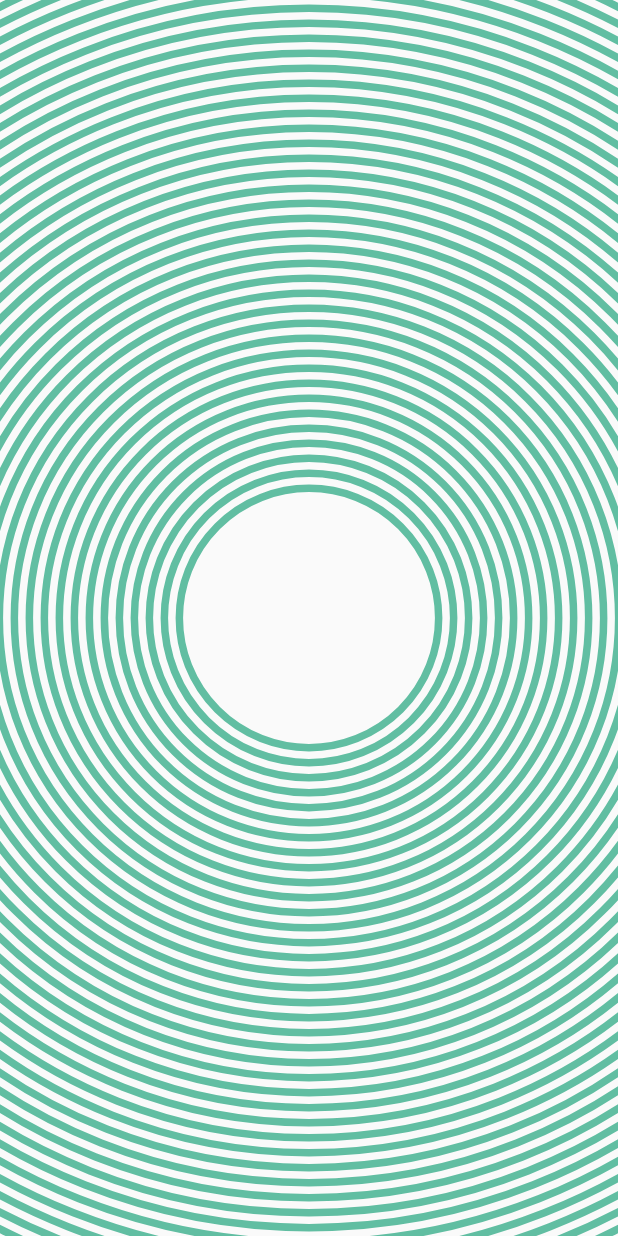
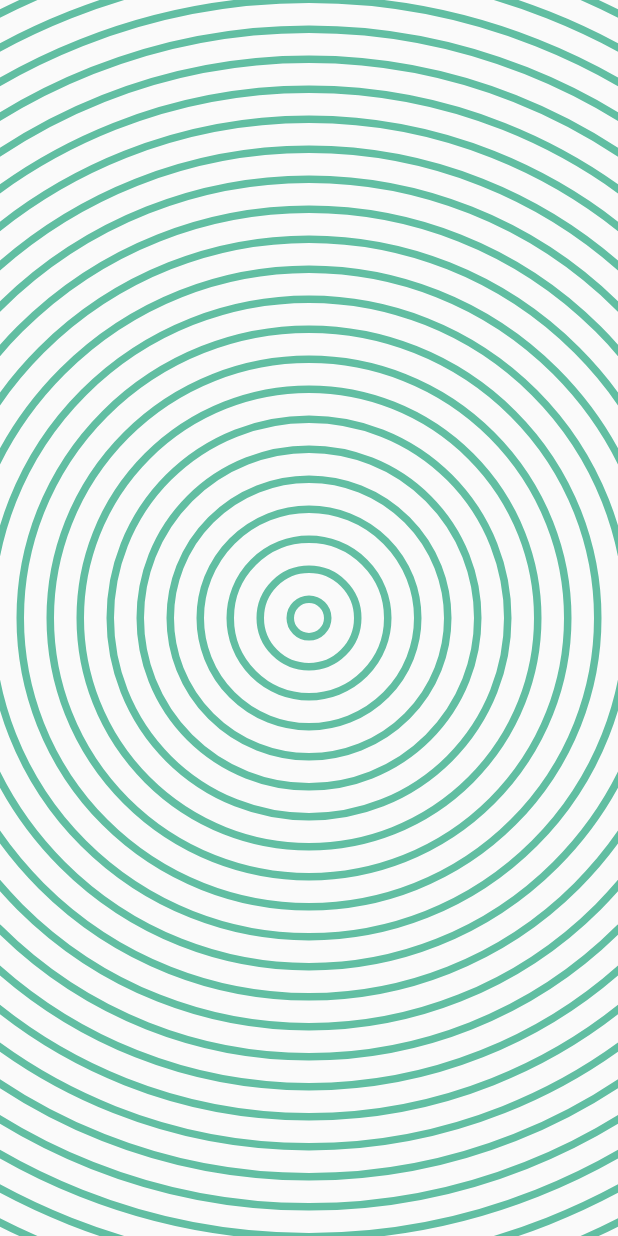
Before and after one commit to maheshmnj/flutter-generative, a Flutter app: the screen it shows after launch, on a phone screen of 412 x 824 dp. Run offline on Flutter 3.47's test engine with Material 2 defaults, Android fonts, the phone set to English and light mode, and no system bars.

Commit message:
fix: ripple painter

```diff
--- a/lib/main.dart
+++ b/lib/main.dart
@@ -1,7 +1,4 @@
 import 'package:flutter/material.dart';
-import 'package:flutter_generative/donut.dart';
-import 'package:flutter_generative/geometricspiro.dart';
-import 'package:flutter_generative/homepage.dart';
 import 'package:flutter_generative/ripple.dart';
 
 void main() {
--- a/lib/ripple.dart
+++ b/lib/ripple.dart
@@ -13,8 +13,6 @@ class RippleEffect extends StatefulWidget {
 class _RippleEffectState extends State<RippleEffect>
     with SingleTickerProviderStateMixin {
   AnimationController _animationController;
-  Animation<double> animation;
-
   @override
   void initState() {
     // TODO: implement initState
@@ -22,18 +20,10 @@ class _RippleEffectState extends State<RippleEffect>
     _animationController = AnimationController(
       vsync: this,
       duration: Duration(
-        seconds: 50,
+        seconds: 2,
       ),
     )..repeat();
-    animation = Tween<double>(
-      begin: 10,
-      end: 500,
-    ).animate(_animationController)
-      ..addListener(() {
-        setState(() {
-          radius = _animationController.value;
-        });
-      })
+    _animationController
       ..addStatusListener((status) {
         if (status == AnimationStatus.completed) {
           _animationController.reset();
@@ -48,18 +38,23 @@ class _RippleEffectState extends State<RippleEffect>
   @override
   Widget build(BuildContext context) {
     return Scaffold(
-      body: CustomPaint(
-        painter: CanvasPainter(radius: animation.value),
-        child: Container(),
-      ),
+      body: AnimatedBuilder(
+          animation: CurvedAnimation(
+              parent: _animationController, curve: Curves.fastOutSlowIn),
+          builder: (context, child) {
+            return CustomPaint(
+              painter: RipplePainter(radius: 20 * _animationController.value),
+              child: Container(),
+            );
+          }),
     );
     // }));
   }
 }
 
 /**https://medium.com/flutter-community/flutter-custom-painter-circular-wave-animation-bdc65c112690 */
-class CanvasPainter extends CustomPainter {
-  CanvasPainter({this.radius});
+class RipplePainter extends CustomPainter {
+  RipplePainter({this.radius});
   double radius;
   @override
   @override
@@ -69,28 +64,20 @@ class CanvasPainter extends CustomPainter {
       ..color = Color.fromRGBO(97, 190, 162, 1.0)
       ..strokeWidth = 5.0
       ..style = PaintingStyle.stroke;
-    final c = size.center(Offset.zero);
-    // for (int i = 0; i < 1000; i++) {
-    //   canvas.drawCircle(c, radius % (i * 15), paint);
-    // }
     var currentRadius = radius;
-//     while (currentRadius < 100) {
-//       canvas.drawCircle(c, currentRadius, paint);
-//       currentRadius += 10.0;
-//     }
     double centerX = size.width / 2.0;
     double centerY = size.height / 2.0;
-    double maxRadius = hypot(centerX, centerY);
+    double maxRadius = 2 * hypot(centerX, centerY);
 
     while (currentRadius < maxRadius) {
       canvas.drawCircle(Offset(centerX, centerY), currentRadius, paint);
-      currentRadius += 10.0;
+      currentRadius += 20.0;
     }
   }
 
   @override
-  bool shouldRepaint(CanvasPainter oldDelegate) {
-    return oldDelegate.radius != radius;
+  bool shouldRepaint(RipplePainter oldDelegate) {
+    return true; //oldDelegate.radius != radius;
   }
 
   double hypot(double x, double y) {
```
